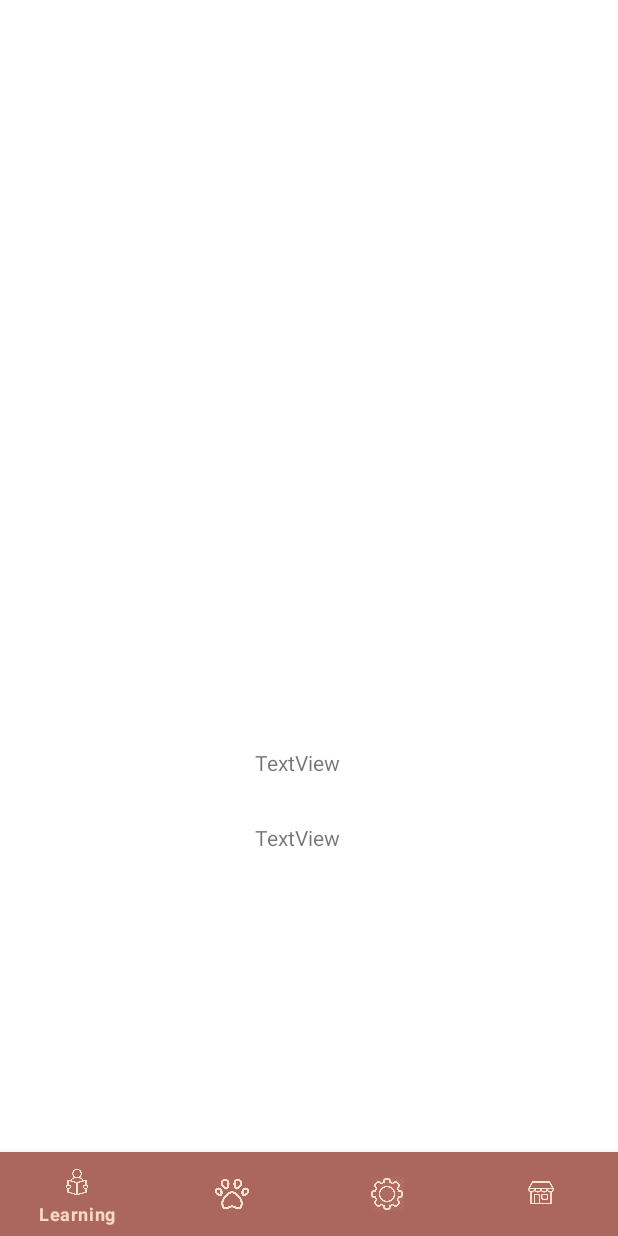
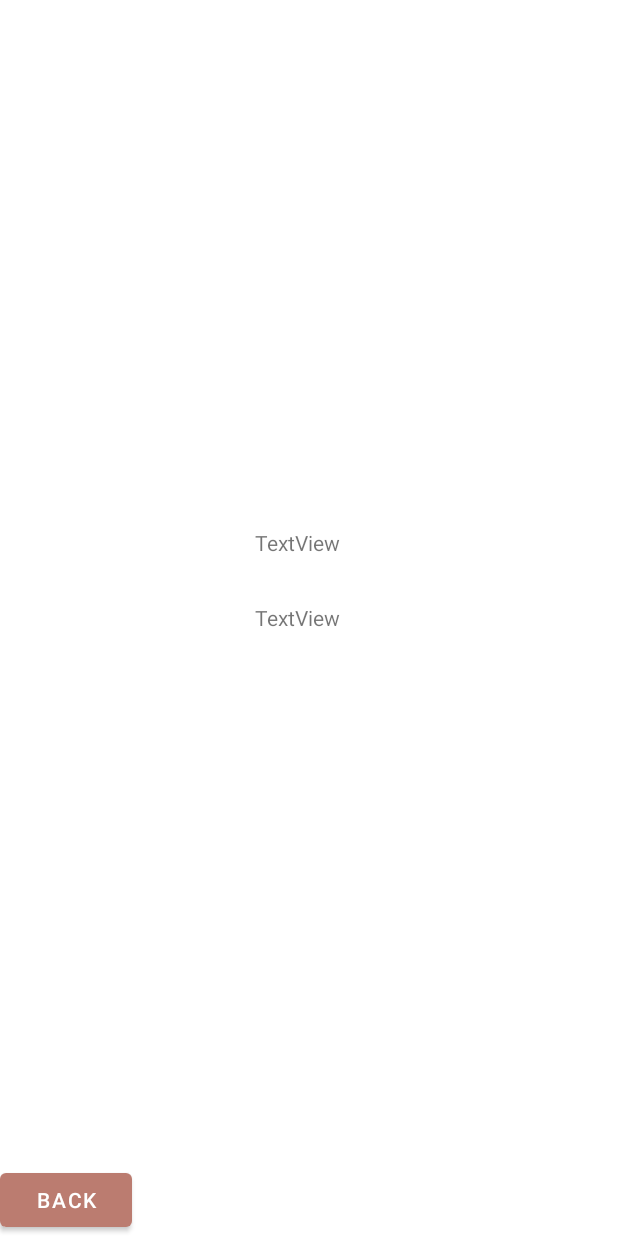
Before and after one commit to CWJWANJING/Mukulele, an Android app: the songChallenge screen opened directly, with no data from a screen before it, on a phone screen of 412 x 824 dp. Run offline under Robolectric (Android 15) with nearby library versions, the phone set to English and light mode, and no system bars; libraries missing offline, so code that uses them is left out: com.q42.android; plain views replace ScrollingImageView; 2 statements that could not run were skipped.

Commit message:
added back button for song challenge page

```diff
--- a/app/src/main/res/layout/activity_song_challenge.xml
+++ b/app/src/main/res/layout/activity_song_challenge.xml
@@ -15,21 +15,20 @@
 <!--        scrolling_image_view:contiguous="false"-->
 <!--        scrolling_image_view:source="@drawable/songchallengemidi" />-->
 
-    <com.google.android.material.bottomnavigation.BottomNavigationView
-        android:id="@+id/bottom_navigation_settings"
-        android:layout_width="match_parent"
+    <Button
+        android:id="@+id/backToMain"
+        android:layout_width="wrap_content"
         android:layout_height="wrap_content"
+        android:layout_alignParentLeft="true"
         android:layout_alignParentBottom="true"
-        android:background="#AC675D"
-        app:itemIconTint="@color/pinkish"
-        app:itemTextColor="#F8D9C4"
-        app:menu="@menu/nav_menu" />
+        android:onClick="BackToMain"
+        android:text="Back" />
 
     <TextView
         android:id="@+id/pitchText"
         android:layout_width="66dp"
         android:layout_height="wrap_content"
-        android:layout_above="@+id/bottom_navigation_settings"
+        android:layout_centerInParent="true"
         android:layout_alignParentStart="true"
         android:layout_alignParentEnd="true"
         android:layout_marginStart="170dp"
```
Also changed, not shown: app/src/main/java/com/example/mukulele/songChallenge.java (+21 -16 lines).
